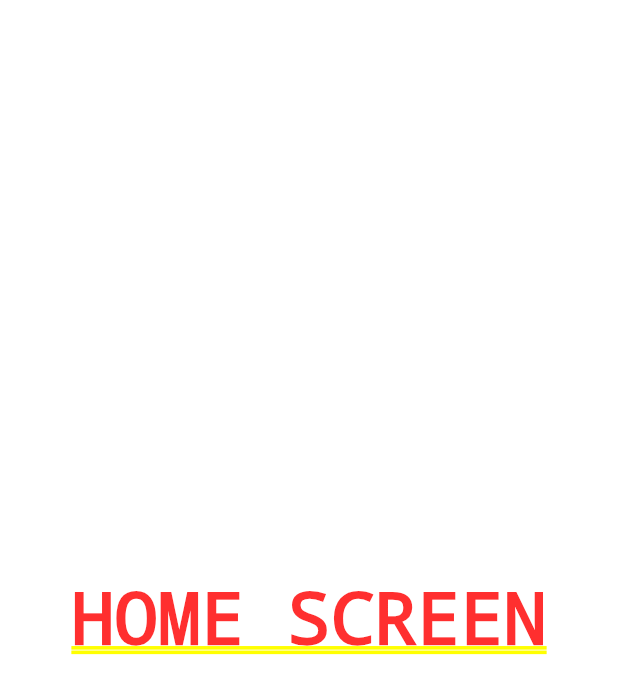
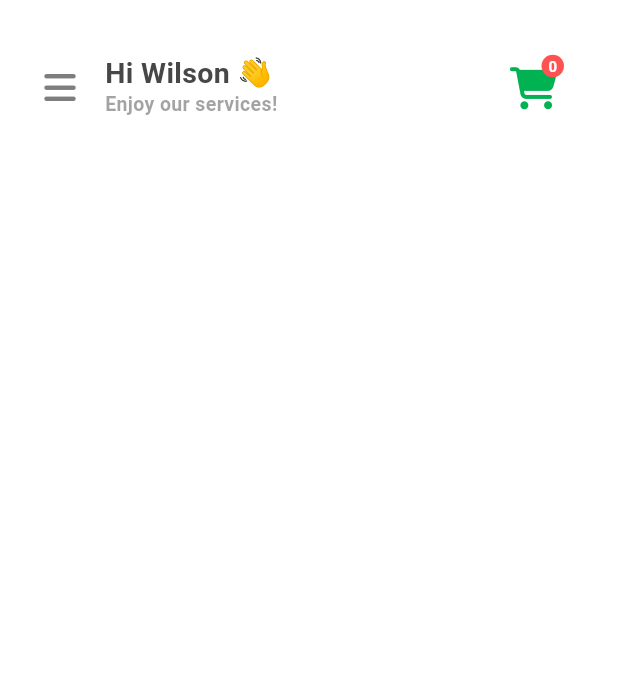
Before and after one commit to vaibhavchoursiya/inventory-ui-firestore, a Flutter app: the screen it shows after launch, on a phone screen of 412 x 824 dp. Shown: the top 694 px of the screen. Run offline on Flutter 3.47's test engine with Material 3 defaults, Android fonts, the phone set to English and light mode, and no system bars; our stand-ins replace font_awesome_flutter, go_router, google_fonts.

Commit message:
navbar is created.

```diff
--- a/lib/apptheme.dart
+++ b/lib/apptheme.dart
@@ -2,6 +2,6 @@ import 'package:flutter/material.dart';
 
 class Apptheme {
   static const Color primary = Color(0xFF00B251);
-  static const Color dark = Colors.black87;
+  static const Color dark = Color(0xFF474747);
   static const Color light = Color(0xFFffffff);
 }
--- a/lib/screens/home_screen.dart
+++ b/lib/screens/home_screen.dart
@@ -1,12 +1,25 @@
 import 'package:flutter/material.dart';
+import 'package:font_awesome_flutter/font_awesome_flutter.dart';
+import 'package:google_fonts/google_fonts.dart';
+import 'package:inventory_management_app/apptheme.dart';
+import 'package:inventory_management_app/widgets/navbar_widget.dart';
 
 class HomeScreen extends StatelessWidget {
   const HomeScreen({super.key});
 
   @override
   Widget build(BuildContext context) {
-    return Center(
-      child: Text("HOME SCREEN"),
+    return const Scaffold(
+      backgroundColor: Apptheme.light,
+      body: SafeArea(
+          child: Padding(
+        padding: const EdgeInsets.all(28.0),
+        child: Column(
+          children: [
+            NavBarWidget(),
+          ],
+        ),
+      )),
     );
   }
 }
--- /dev/null
+++ b/lib/widgets/card_icon_widget.dart
@@ -0,0 +1,39 @@
+import 'package:flutter/material.dart';
+import 'package:font_awesome_flutter/font_awesome_flutter.dart';
+import 'package:inventory_management_app/apptheme.dart';
+
+Widget cardIconWidget(BuildContext context) {
+  return Stack(
+    children: [
+      const Padding(
+        padding: EdgeInsets.all(8.0),
+        child: Icon(
+          FontAwesomeIcons.cartShopping,
+          color: Apptheme.primary,
+          size: 28.0,
+        ),
+      ),
+      Positioned(
+        right: 0,
+        top: 0,
+        child: Container(
+          width: 15.0,
+          alignment: Alignment.center,
+          padding: const EdgeInsets.all(1.0),
+          decoration: const BoxDecoration(
+            color: Colors.redAccent,
+            shape: BoxShape.circle,
+          ),
+          child: const Text(
+            "0",
+            style: TextStyle(
+              color: Apptheme.light,
+              fontWeight: FontWeight.bold,
+              fontSize: 10.0,
+            ),
+          ),
+        ),
+      ),
+    ],
+  );
+}
--- /dev/null
+++ b/lib/widgets/navbar_widget.dart
@@ -0,0 +1,58 @@
+import 'package:flutter/material.dart';
+import 'package:font_awesome_flutter/font_awesome_flutter.dart';
+import 'package:google_fonts/google_fonts.dart';
+import 'package:inventory_management_app/apptheme.dart';
+import 'package:inventory_management_app/widgets/card_icon_widget.dart';
+
+class NavBarWidget extends StatelessWidget {
+  const NavBarWidget({
+    super.key,
+  });
+
+  @override
+  Widget build(BuildContext context) {
+    return Row(
+      mainAxisAlignment: MainAxisAlignment.spaceBetween,
+      children: [
+        Row(
+          children: [
+            Icon(
+              FontAwesomeIcons.bars,
+              color: Apptheme.dark.withOpacity(0.7),
+            ),
+            const SizedBox(
+              width: 18.0,
+            ),
+            Column(
+              mainAxisAlignment: MainAxisAlignment.center,
+              crossAxisAlignment: CrossAxisAlignment.start,
+              children: [
+                Text(
+                  "Hi Wilson 👋",
+                  style: GoogleFonts.aDLaMDisplay(
+                    fontSize: 19.0,
+                    fontWeight: FontWeight.w600,
+                    color: Apptheme.dark,
+                    height: 1.2,
+                  ),
+                ),
+                Text(
+                  "Enjoy our services!",
+                  style: GoogleFonts.roboto(
+                    fontSize: 13.0,
+                    fontWeight: FontWeight.w700,
+                    color: Apptheme.dark.withOpacity(0.5),
+                  ),
+                ),
+              ],
+            ),
+          ],
+        ),
+        IconButton(
+          onPressed: () {},
+          icon: cardIconWidget(context),
+        ),
+      ],
+    );
+  }
+}
```
